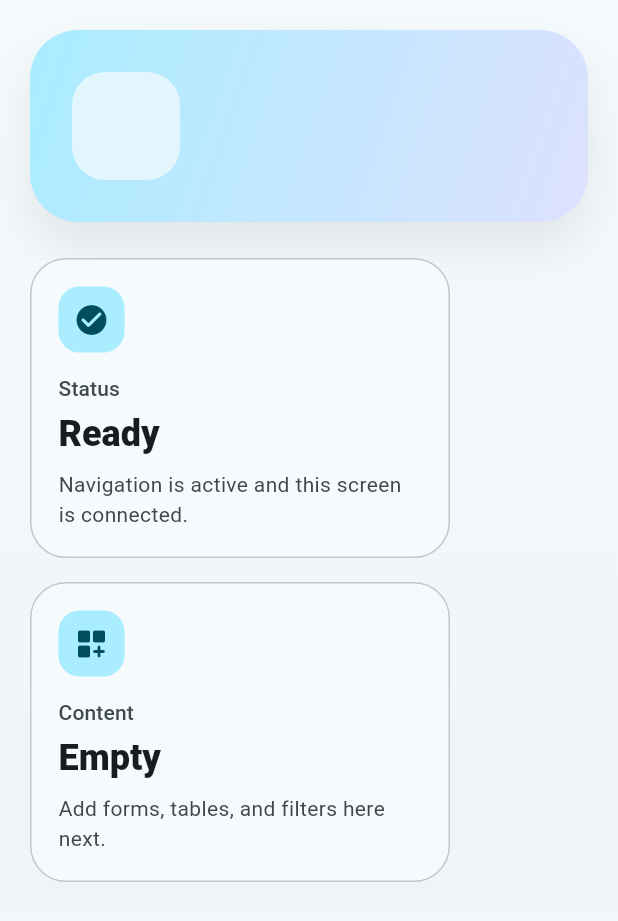
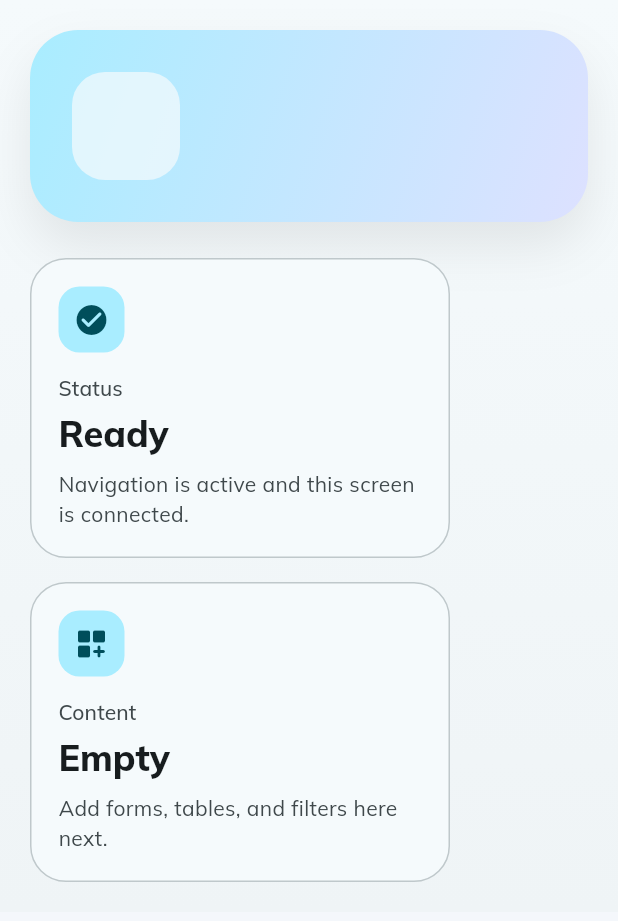
Before and after one commit to ahriyadh19/store_management, a Flutter app: the ModulePageView widget shown alone on an empty page, opened directly with empty values, on a phone screen of 412 x 824 dp. Shown: the top 921 px of the screen. Run offline on Flutter 3.47's test engine with Material 3 defaults, Android fonts, the phone set to English and light mode, and no system bars; our stand-ins replace decimal, flutter_bloc, google_fonts, objectbox, shared_preferences, supabase_flutter and 1 more; accounts and stored records are empty; generated files the repository leaves out were written again.

Commit message:
feat: enhance localization and theming with Google Fonts integration
Co-authored-by: Copilot <copilot@github.com>

```diff
--- a/lib/localization/app_localizations.dart
+++ b/lib/localization/app_localizations.dart
@@ -42,6 +42,8 @@ class AppLocalizations {
   bool get isArabic => locale.languageCode == 'ar';
 
   static final Map<String, String> _en = {
+    'bodyFontFamily': 'Mulish',
+    'displayFontFamily': 'Mulish',
     'appTitle': 'Store Management',
     'menu': 'Menu',
     'dashboard': 'Dashboard',
@@ -75,6 +77,13 @@ class AppLocalizations {
     'operations': 'Operations',
     'activeModules': 'Active modules',
     'quickActions': 'Quick actions',
+    'moduleStatusTitle': 'Status',
+    'moduleStatusReady': 'Ready',
+    'moduleStatusReadyCaption': 'Navigation is active and this screen is connected.',
+    'moduleContentTitle': 'Content',
+    'moduleContentEmpty': 'Empty',
+    'moduleContentEmptyCaption': 'Add forms, tables, and filters here next.',
+    'modulePlannedSections': 'Planned sections',
     'connectedWorkspace': 'Your workspace now surfaces the full product, sales, people, and operations stack from one compact control center.',
     'signedInAs': 'Signed in as',
     'readyToManage': 'Ready to manage',
@@ -210,6 +219,8 @@ class AppLocalizations {
   };
 
   static final Map<String, String> _ar = {
+    'bodyFontFamily': 'Cairo',
+    'displayFontFamily': 'Cairo',
     'appTitle': 'إدارة المتجر',
     'menu': 'القائمة',
     'dashboard': 'لوحة التحكم',
@@ -243,6 +254,13 @@ class AppLocalizations {
     'operations': 'العمليات',
     'activeModules': 'الوحدات النشطة',
     'quickActions': 'إجراءات سريعة',
+    'moduleStatusTitle': 'الحالة',
+    'moduleStatusReady': 'جاهز',
+    'moduleStatusReadyCaption': 'التنقل نشط وهذه الشاشة متصلة.',
+    'moduleContentTitle': 'المحتوى',
+    'moduleContentEmpty': 'فارغ',
+    'moduleContentEmptyCaption': 'أضف النماذج والجداول والفلاتر هنا لاحقًا.',
+    'modulePlannedSections': 'الأقسام المخطط لها',
     'connectedWorkspace': 'تعرض مساحة العمل الآن كامل طبقات المنتجات والمبيعات والأشخاص والعمليات من مركز تحكم واحد مضغوط.',
     'signedInAs': 'تم تسجيل الدخول باسم',
     'readyToManage': 'جاهز للإدارة',
@@ -394,6 +412,9 @@ class AppLocalizations {
     return value;
   }
 
+  String get bodyFontFamily => _text('bodyFontFamily');
+  String get displayFontFamily => _text('displayFontFamily');
+
   String get appTitle => _text('appTitle');
   String get menu => _text('menu');
   String get dashboard => _text('dashboard');
@@ -427,6 +448,13 @@ class AppLocalizations {
   String get operations => _text('operations');
   String get activeModules => _text('activeModules');
   String get quickActions => _text('quickActions');
+  String get moduleStatusTitle => _text('moduleStatusTitle');
+  String get moduleStatusReady => _text('moduleStatusReady');
+  String get moduleStatusReadyCaption => _text('moduleStatusReadyCaption');
+  String get moduleContentTitle => _text('moduleContentTitle');
+  String get moduleContentEmpty => _text('moduleContentEmpty');
+  String get moduleContentEmptyCaption => _text('moduleContentEmptyCaption');
+  String get modulePlannedSections => _text('modulePlannedSections');
   String get connectedWorkspace => _text('connectedWorkspace');
   String get signedInAs => _text('signedInAs');
   String get readyToManage => _text('readyToManage');
--- a/lib/views/index/module_page_view.dart
+++ b/lib/views/index/module_page_view.dart
@@ -65,23 +65,13 @@ class ModulePageView extends StatelessWidget {
                   spacing: 16,
                   runSpacing: 16,
                   children: [
-                    _ModuleStatusCard(
-                      title: l10n.isArabic ? 'الحالة' : 'Status',
-                      value: l10n.isArabic ? 'جاهز' : 'Ready',
-                      caption: l10n.isArabic ? 'التنقل نشط وهذه الشاشة متصلة.' : 'Navigation is active and this screen is connected.',
-                      icon: Icons.check_circle_rounded,
-                    ),
-                    _ModuleStatusCard(
-                      title: l10n.isArabic ? 'المحتوى' : 'Content',
-                      value: l10n.isArabic ? 'فارغ' : 'Empty',
-                      caption: l10n.isArabic ? 'أضف النماذج والجداول والفلاتر هنا لاحقًا.' : 'Add forms, tables, and filters here next.',
-                      icon: Icons.dashboard_customize_rounded,
-                    ),
+                    _ModuleStatusCard(title: l10n.moduleStatusTitle, value: l10n.moduleStatusReady, caption: l10n.moduleStatusReadyCaption, icon: Icons.check_circle_rounded),
+                    _ModuleStatusCard(title: l10n.moduleContentTitle, value: l10n.moduleContentEmpty, caption: l10n.moduleContentEmptyCaption, icon: Icons.dashboard_customize_rounded),
                   ],
                 ),
                 if (highlights.isNotEmpty) ...[
                   const SizedBox(height: 24),
-                  Text(l10n.isArabic ? 'الأقسام المخطط لها' : 'Planned sections', style: theme.textTheme.headlineSmall?.copyWith(fontWeight: FontWeight.w800)),
+                  Text(l10n.modulePlannedSections, style: theme.textTheme.headlineSmall?.copyWith(fontWeight: FontWeight.w800)),
                   const SizedBox(height: 14),
                   Wrap(
                     spacing: 12,
--- a/pubspec.yaml
+++ b/pubspec.yaml
@@ -47,6 +47,7 @@ dependencies:
   path: ^1.9.1
   path_provider: ^2.1.5
   syncfusion_flutter_datagrid: ^33.2.4
+  google_fonts: ^6.3.1
 
 dev_dependencies:
   flutter_test:
```
Also changed, not shown: lib/app_theme.dart (added, +47 -0 lines), lib/main.dart (+5 -10 lines), pubspec.lock.
